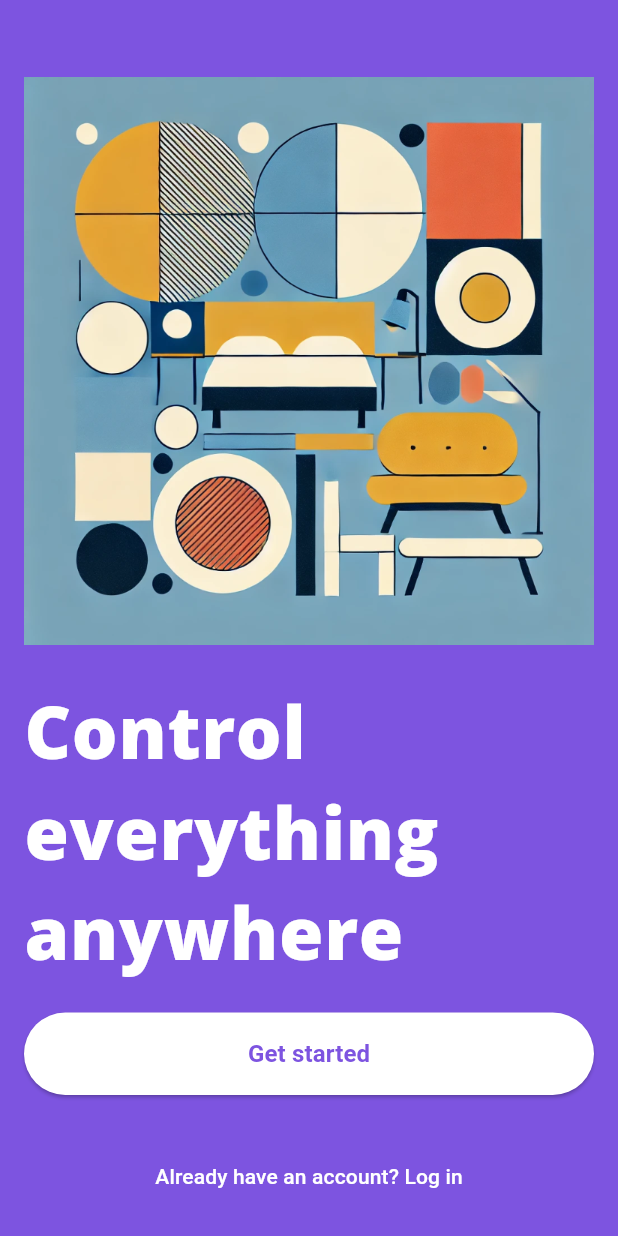
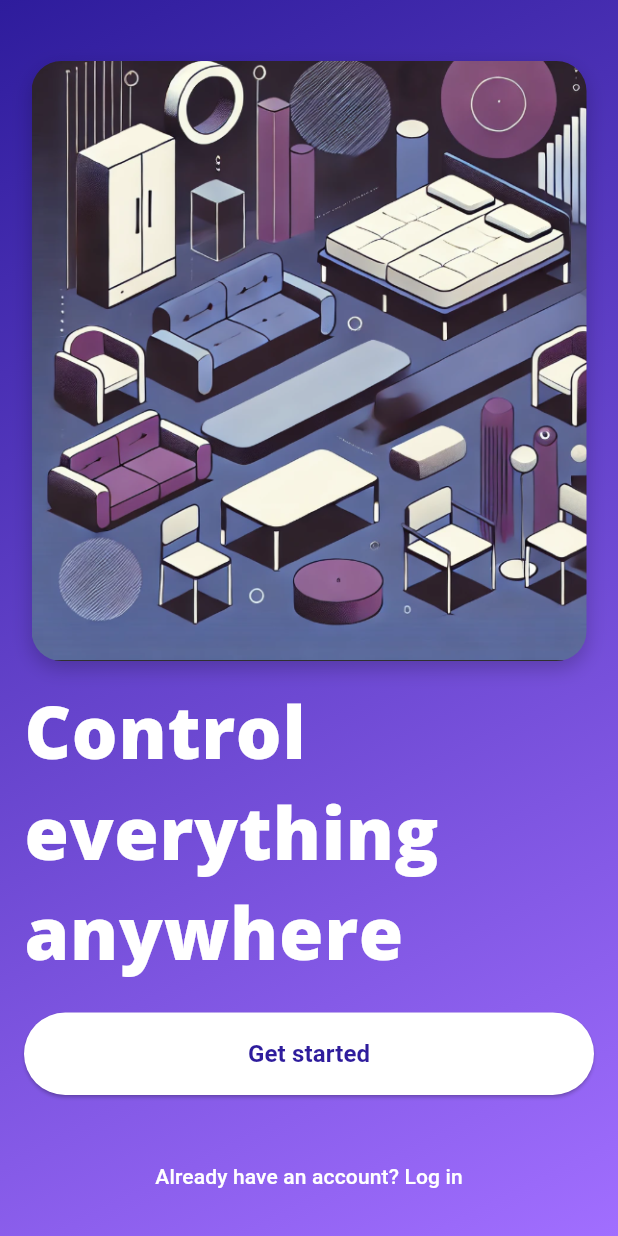
Before and after one commit to Kabudence/validation_ticket_system, a Flutter app: the screen it shows after launch, on a phone screen of 412 x 824 dp. Run offline on Flutter 3.47's test engine with Material 3 defaults, Android fonts, the phone set to English and light mode, and no system bars; our stand-ins replace shared_preferences.

Commit message:
feat:added new styles for onboarding_page.dart

```diff
--- a/lib/features/home/presentation/onboarding_page.dart
+++ b/lib/features/home/presentation/onboarding_page.dart
@@ -7,23 +7,40 @@ class OnboardingPage extends StatelessWidget {
   @override
   Widget build(BuildContext context) {
     return Scaffold(
-      backgroundColor: AppColors.primaryBlue, // Usamos el color que definimos en app_colors.dart
-      body: SafeArea(
+      // Aplicamos el gradiente al fondo
+      body: Container(
+        decoration: const BoxDecoration(
+          gradient: AppColors.customGradient, // Gradiente definido
+        ),
+        child: SafeArea(
           child: Padding(
             padding: const EdgeInsets.all(16.0),
             child: Column(
               crossAxisAlignment: CrossAxisAlignment.stretch,
               children: [
                 const SizedBox(height: 16.0),
-              // Imagen en la parte superior
+                // Imagen en la parte superior con bordes redondeados
                 Expanded(
                   flex: 2,
                   child: Center(
-                  child: Image.asset(
-                    'assets/images/font_3.png',
-                    fit: BoxFit.contain,
+                    child: Container(
+                      margin: const EdgeInsets.symmetric(horizontal: 5.0), // Márgenes a los lados
                       height: 400,
                       width: 400,
+                      decoration: BoxDecoration(
+                        borderRadius: BorderRadius.circular(20.0), // Bordes redondeados
+                        boxShadow: [
+                          BoxShadow(
+                            color: Colors.black.withOpacity(0.2),
+                            blurRadius: 10,
+                            offset: const Offset(0, 5), // Sombra hacia abajo
+                          ),
+                        ],
+                        image: const DecorationImage(
+                          image: AssetImage('assets/images/img_fount.png'),
+                          fit: BoxFit.cover, // Ajusta la imagen al contenedor
+                        ),
+                      ),
                     ),
                   ),
                 ),
@@ -40,7 +57,6 @@ class OnboardingPage extends StatelessWidget {
                         fontWeight: FontWeight.w800, // Peso más grueso
                         color: Colors.white,
                         fontFamily: 'OpenSans',
-
                         height: 1.4, // Espaciado entre líneas
                         letterSpacing: 0.5, // Espaciado entre letras
                       ),
@@ -54,7 +70,7 @@ class OnboardingPage extends StatelessWidget {
                     Navigator.pushNamed(context, '/login'); // Asume que tenemos una ruta para Login
                   },
                   style: ElevatedButton.styleFrom(
-                  foregroundColor: AppColors.primaryBlue, // Texto en azul
+                    foregroundColor: const Color(0xFF2E1C9C), // Texto en azul oscuro del gradiente
                     backgroundColor: Colors.white, // Fondo blanco
                     padding: const EdgeInsets.symmetric(vertical: 16.0),
                   ),
@@ -63,7 +79,6 @@ class OnboardingPage extends StatelessWidget {
                     style: TextStyle(
                       fontSize: 16.0,
                       fontWeight: FontWeight.w600,
-
                     ),
                   ),
                 ),
@@ -86,6 +101,7 @@ class OnboardingPage extends StatelessWidget {
             ),
           ),
         ),
+      ),
     );
   }
 }
```
Lines whose indentation alone changed are shown as unchanged.
